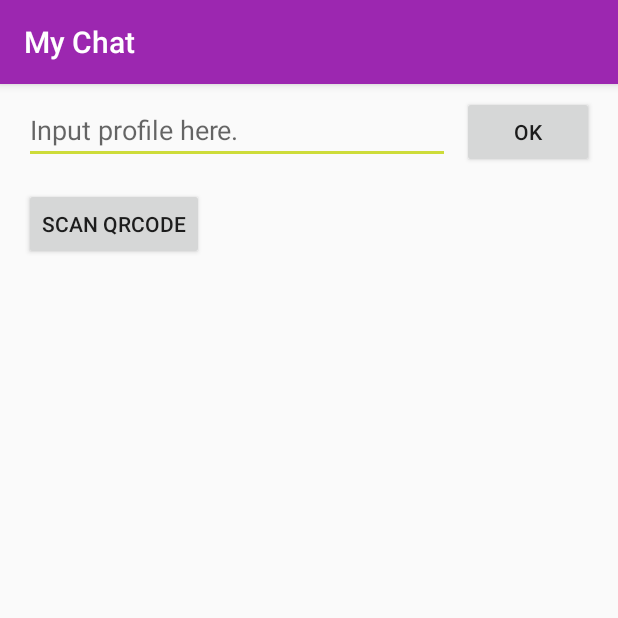
After one commit to whoeverLovely/mychatapp_client, an Android app: the AddContactActivity screen opened directly, with no data from a screen before it, on a phone screen of 412 x 824 dp, the top half of it. The commit adds this screen. Run offline under Robolectric (Android 15) with nearby library versions, the phone set to English and light mode, and no system bars.

Commit message:
Add EditText to input profile

```diff
--- a/app/build.gradle
+++ b/app/build.gradle
@@ -32,7 +32,7 @@ dependencies {
     androidTestImplementation 'com.android.support.test.espresso:espresso-core:3.0.2'
     implementation 'me.pushy:sdk:1.0.31'
     implementation 'com.android.volley:volley:1.1.0'
-    implementation'com.journeyapps:zxing-android-embedded:3.5.0@aar'
+    implementation 'com.journeyapps:zxing-android-embedded:3.5.0@aar'
     implementation 'com.google.zxing:core:3.3.2'
     // Required -- JUnit 4 framework
     testImplementation 'junit:junit:4.12'
--- /dev/null
+++ b/app/src/main/java/com/whoeverlovely/mychatapp/AddContactActivity.java
@@ -0,0 +1,96 @@
+package com.whoeverlovely.mychatapp;
+
+import android.content.BroadcastReceiver;
+import android.content.Context;
+import android.content.Intent;
+import android.content.IntentFilter;
+import android.support.design.widget.Snackbar;
+import android.support.v4.app.FragmentManager;
+import android.support.v4.content.LocalBroadcastManager;
+import android.support.v7.app.AppCompatActivity;
+import android.os.Bundle;
+import android.util.Log;
+import android.view.View;
+import android.widget.Button;
+import android.widget.EditText;
+
+import com.whoeverlovely.mychatapp.ui.EditContactNameDialogFragment;
+import com.whoeverlovely.mychatapp.util.Security.FriendKeyczarReader;
+
+import org.json.JSONException;
+import org.json.JSONObject;
+
+public class AddContactActivity extends AppCompatActivity {
+
+    private EditText profileEditText;
+    private Button scanQRCodeBtn;
+    private Button confirmProfileBtn;
+
+    private String friendUserId;
+
+    private final static String TAG = AddContactActivity.class.getSimpleName();
+
+    BroadcastReceiver broadcastReceiver = new BroadcastReceiver() {
+        @Override
+        public void onReceive(Context context, Intent intent) {
+            int status = intent.getIntExtra(ContactsService.EXTRA_RECEIVE_PROFILE_STATUS, -1);
+            if (status == 1)
+                showEditNameFragment();
+        }
+    };
+
+    @Override
+    protected void onCreate(Bundle savedInstanceState) {
+        super.onCreate(savedInstanceState);
+        setContentView(R.layout.activity_add_contact);
+
+        profileEditText = findViewById(R.id.editText_input_profile);
+        confirmProfileBtn = findViewById(R.id.btn_confirm_input_profile);
+        scanQRCodeBtn = findViewById(R.id.btn_scan_qrcode);
+
+        confirmProfileBtn.setOnClickListener(new View.OnClickListener() {
+            @Override
+            public void onClick(View v) {
+                String profile = profileEditText.getText().toString();
+                handleProfile(profile);
+
+
+            }
+        });
+
+        LocalBroadcastManager.getInstance(this).registerReceiver(broadcastReceiver,
+                new IntentFilter(ContactsService.ACTION_RECEIVE_PROFILE));
+
+    }
+
+    @Override
+    protected void onDestroy() {
+        super.onDestroy();
+        LocalBroadcastManager.getInstance(this).unregisterReceiver(broadcastReceiver);
+
+    }
+
+    private void handleProfile(String profile) {
+
+        try {
+            JSONObject profileJSON = new JSONObject(profile);
+            friendUserId = profileJSON.getString("myUserId");
+            String publicKey = profileJSON.getString("publicKey");
+            publicKey = FriendKeyczarReader.createRsaPublicKey(this, publicKey);
+            Log.d(TAG, "myUserId scanned is " + friendUserId);
+            Log.d(TAG, "publicKey scanned is " + publicKey);
+
+            ContactsService.startReceiveProfileService(this, publicKey, Long.parseLong(friendUserId));
+
+        } catch (JSONException e) {
+            e.printStackTrace();
+            Snackbar.make(profileEditText, R.string.invalid_profile, Snackbar.LENGTH_LONG);
+        }
+    }
+
+    private void showEditNameFragment() {
+        FragmentManager fm = getSupportFragmentManager();
+        EditContactNameDialogFragment editNameDialogFragment = EditContactNameDialogFragment.newInstance(Long.parseLong(friendUserId));
+        editNameDialogFragment.show(fm, "fragment_edit_name");
+    }
+}
--- /dev/null
+++ b/app/src/main/res/layout/activity_add_contact.xml
@@ -0,0 +1,39 @@
+<?xml version="1.0" encoding="utf-8"?>
+<android.support.constraint.ConstraintLayout xmlns:android="http://schemas.android.com/apk/res/android"
+    xmlns:app="http://schemas.android.com/apk/res-auto"
+    xmlns:tools="http://schemas.android.com/tools"
+    android:layout_width="match_parent"
+    android:layout_height="match_parent"
+    tools:context=".AddContactActivity">
+
+    <EditText
+        android:id="@+id/editText_input_profile"
+        android:layout_width="0dp"
+        android:layout_height="wrap_content"
+        android:layout_marginEnd="8dp"
+        android:layout_marginStart="16dp"
+        android:layout_marginTop="8dp"
+        android:hint="@string/input_your_friend_s_public_key_here"
+        app:layout_constraintEnd_toStartOf="@+id/btn_confirm_input_profile"
+        app:layout_constraintStart_toStartOf="parent"
+        app:layout_constraintTop_toTopOf="parent" />
+
+    <Button
+        android:id="@+id/btn_confirm_input_profile"
+        android:layout_width="wrap_content"
+        android:layout_height="wrap_content"
+        android:layout_marginEnd="16dp"
+        android:text="@string/ok"
+        app:layout_constraintEnd_toEndOf="parent"
+        app:layout_constraintTop_toTopOf="@+id/editText_input_profile" />
+
+    <Button
+        android:id="@+id/btn_scan_qrcode"
+        android:layout_width="wrap_content"
+        android:layout_height="wrap_content"
+        android:layout_marginTop="16dp"
+        android:text="@string/scan_qrcode"
+        app:layout_constraintStart_toStartOf="@+id/editText_input_profile"
+        app:layout_constraintTop_toBottomOf="@+id/editText_input_profile" />
+
+</android.support.constraint.ConstraintLayout>
--- a/app/src/main/res/menu/menu_contacts.xml
+++ b/app/src/main/res/menu/menu_contacts.xml
@@ -15,9 +15,10 @@
         android:title="@string/copy_profile"
         app:showAsAction="never"/>
 
-    <item android:id="@+id/scan_qrcode_contacts_menu_item"
+    <item android:id="@+id/add_contact_contacts_menu_item"
         android:title="@string/scan_qrcode"
-        app:showAsAction="never"/>
+        app:showAsAction="ifRoom"
+        android:icon="@android:drawable/ic_input_add"/>
 
     <item android:id="@+id/delete_data_contacts_menu_item"
         android:title="@string/delete_data"
--- a/app/src/main/res/values/strings.xml
+++ b/app/src/main/res/values/strings.xml
@@ -54,6 +54,9 @@
     <string name="delete_data">Delete Data</string>
     <string name="qrcode_imageview">qrcode_imageView</string>
     <string name="please_input_your_friend_s_name">Please input your friend\'s name</string>
+    <string name="ok">OK</string>
+    <string name="input_your_friend_s_public_key_here">Input profile here.</string>
+    <string name="invalid_profile">The profile input is invalid.</string>
 
 
 </resources>
```
Also changed, not shown: app/src/main/AndroidManifest.xml (+7 -7 lines), app/src/main/java/com/whoeverlovely/mychatapp/ContactsService.java (+9 -0 lines), app/src/main/java/com/whoeverlovely/mychatapp/ui/ContactsActivity.java (+9 -18 lines), app/src/main/res/layout/activity_contacts.xml (+13 -3 lines).
